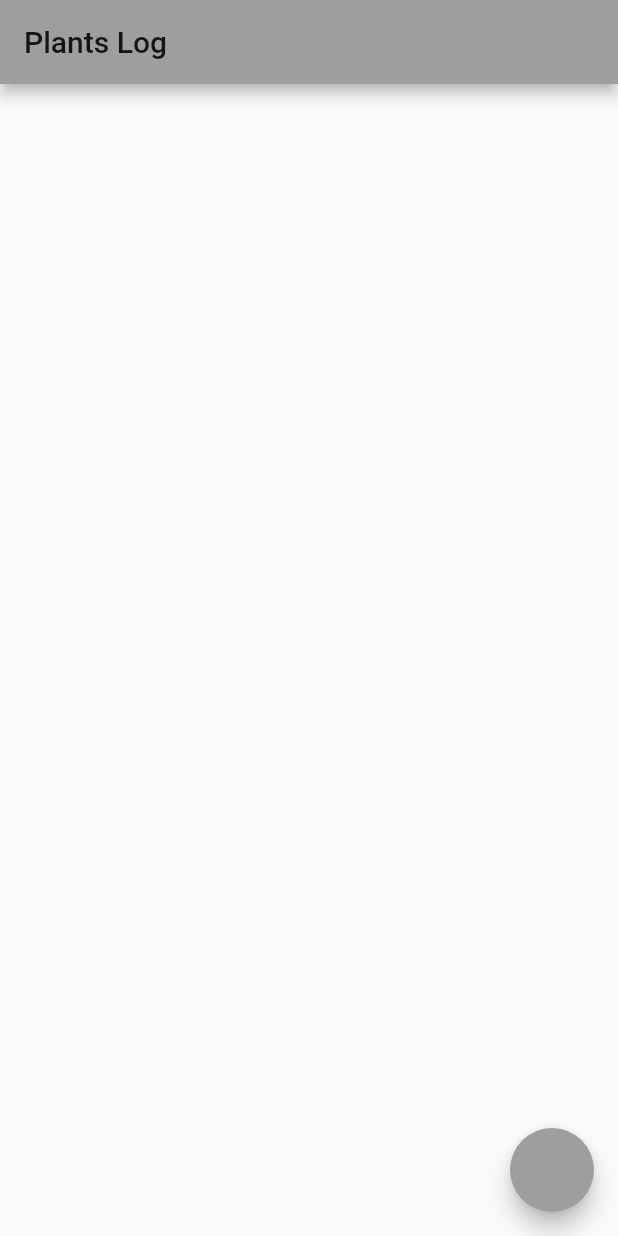
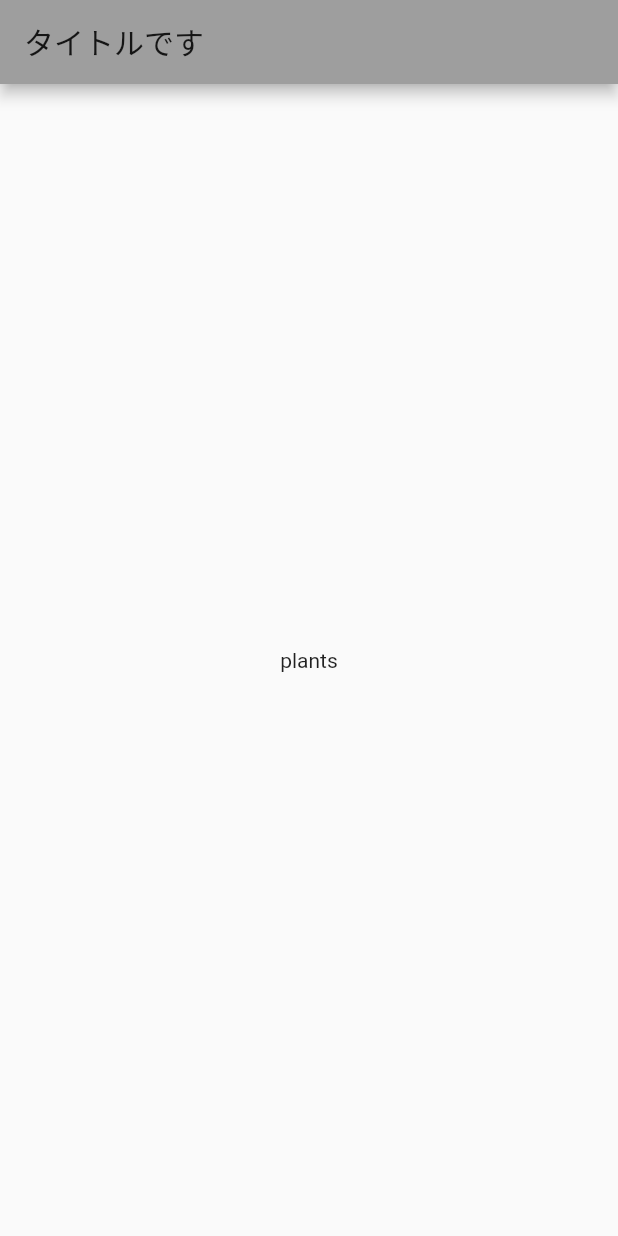
Before and after one commit to yoritin/flutter_app, a Flutter app: the screen it shows after launch, on a phone screen of 412 x 824 dp. Run offline on Flutter 3.47's test engine with Material 2 defaults, Android fonts, the phone set to English and light mode, and no system bars.

Commit message:
statefulwidgetを使用する

```diff
--- a/lib/main.dart
+++ b/lib/main.dart
@@ -14,55 +14,38 @@ class MyApp extends StatelessWidget {
       theme: ThemeData(
         primarySwatch: Colors.grey,
       ),
-      home: MyHomePage(title: 'Plants Log'),
+      home: PlantsList(),
     );
   }
 }
 
-class MyHomePage extends StatefulWidget {
-  MyHomePage({Key? key, required this.title}) : super(key: key);
-
-  final String title;
-
-  @override
-  _MyHomePageState createState() => _MyHomePageState();
-}
-
-class _MyHomePageState extends State<MyHomePage> {
-  int _counter = 0;
-
-  void _incrementCounter() {
-    setState(() {
-      _counter++;
-    });
-  }
+class PlantsList extends StatelessWidget {
 
   @override
   Widget build(BuildContext context) {
     return Scaffold(
       appBar: AppBar(
-        title: Text(widget.title),
+        title: Text('タイトルです'),
       ),
-      body: GridView.count(
-        crossAxisCount: 3,
-        children: List.generate(_counter, (index) {
-          return Center(
-            child: Card(
-              child: GestureDetector(
-                onTap: () {},
-                child: Container(
-                  color: Colors.grey,
-                ),
-              ),
-            ),
-          );
-        }),
-      ),
-      floatingActionButton: FloatingActionButton(
-        onPressed: () {
-          _incrementCounter();
-        },
+      body: Center(
+        child: PlantsText(),
       ),
     );
   }
 }
+
+class PlantsText extends StatefulWidget {
+
+  @override
+  _PlantsTextState createState() => _PlantsTextState();
+}
+
+class _PlantsTextState extends State<PlantsText> {
+
+  String _text = 'plants';
+
+  @override
+  Widget build(BuildContext context) {
+    return Text(_text);
+  }
+}
```
